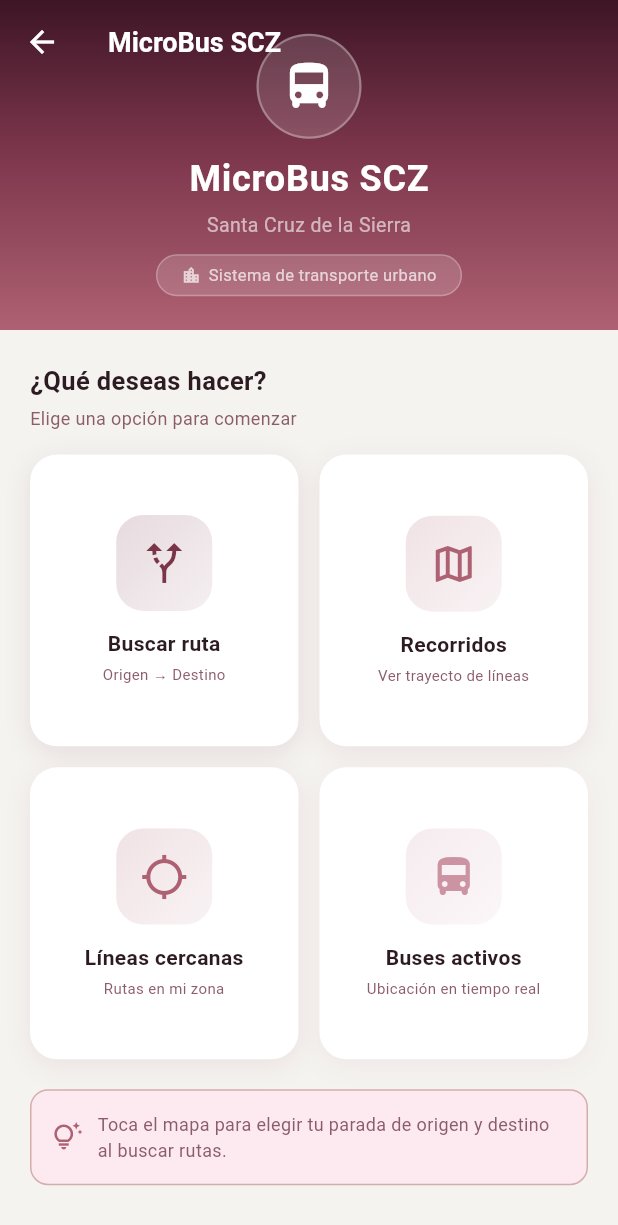
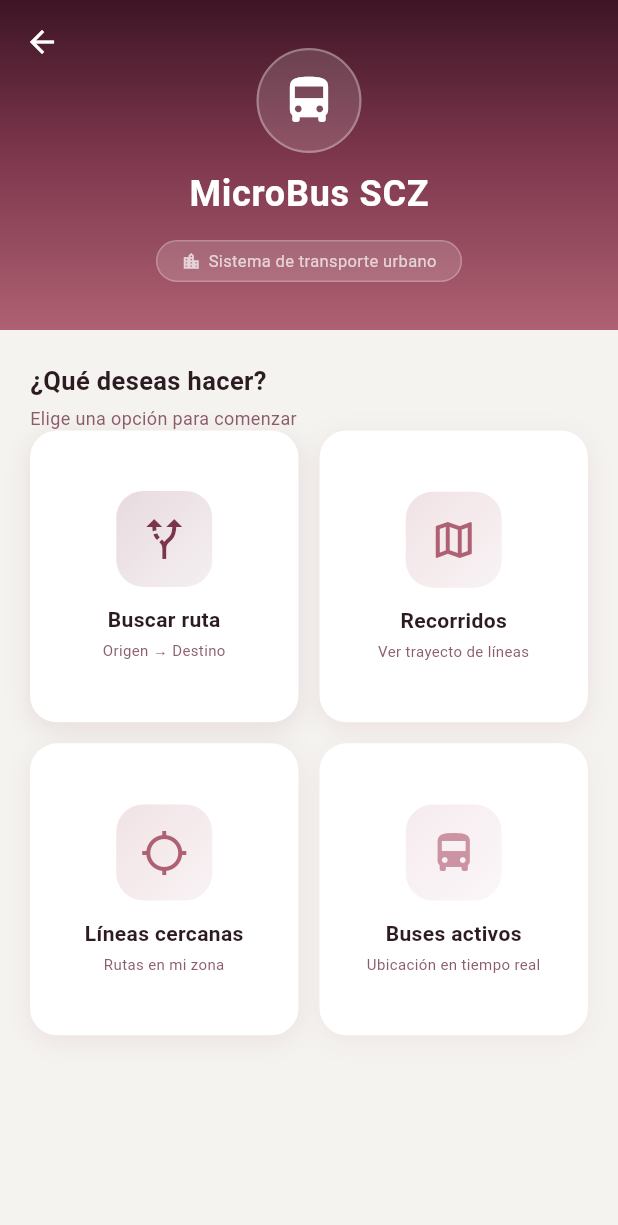
Before and after one commit to nataly-33/bus_mobile, a Flutter app: the UsuarioHomeScreen screen opened directly, on a phone screen of 412 x 824 dp. Shown: the top 1225 px of the screen. Run offline on Flutter 3.47's test engine with Material 3 defaults, Android fonts, the phone set to English and light mode, and no system bars; our stand-ins replace flutter_dotenv, flutter_map, geolocator, image_picker, latlong2, shared_preferences; accounts and stored records are empty; network calls fail.

```diff
--- a/lib/app/usuario/lineas_cercanas_screen.dart
+++ b/lib/app/usuario/lineas_cercanas_screen.dart
@@ -169,11 +169,11 @@ class _LineasCercanasScreenState extends State<LineasCercanasScreen> {
         ? _hexColor(_lineaVisualizando!.colorHex)
         : AppTheme.primary;
 
-    final showPin = !_loading && _lineaVisualizando == null;
     final showResults = _buscado &&
         _lineasCercanas.isNotEmpty &&
         !_loading &&
         _lineaVisualizando == null;
+    final showPin = !_loading && _lineaVisualizando == null && !showResults;
     final showEmpty = _buscado &&
         _lineasCercanas.isEmpty &&
         !_loading &&
@@ -443,8 +443,7 @@ class _LineasCercanasScreenState extends State<LineasCercanasScreen> {
                                 const EdgeInsets.fromLTRB(16, 6, 16, 2),
                             child: Row(
                               children: [
-                                Icon(Icons.directions_bus,
-                                    size: 14, color: AppTheme.primary),
+                                Icon(Icons.directions_bus, size: 14, color: AppTheme.primary),
                                 const SizedBox(width: 6),
                                 Text(
                                   '${_lineasCercanas.length} línea(s) a ${_radioMetros.toInt()} m',
@@ -471,8 +470,7 @@ class _LineasCercanasScreenState extends State<LineasCercanasScreen> {
                                     backgroundColor:
                                         lColor.withOpacity(0.15),
                                     radius: 18,
-                                    child: Icon(Icons.directions_bus,
-                                        color: lColor, size: 18),
+                                    child: Icon(Icons.directions_bus, size: 18, color: lColor),
                                   ),
                                   title: Text(l.nombre,
                                       style: const TextStyle(
--- a/lib/app/usuario/usuario_home_screen.dart
+++ b/lib/app/usuario/usuario_home_screen.dart
@@ -22,7 +22,7 @@ class UsuarioHomeScreen extends StatelessWidget {
               icon: const Icon(Icons.arrow_back, color: Colors.white),
               onPressed: () => Navigator.pop(context),
             ),
-            title: const Text('MicroBus SCZ',
+            title: const Text('',
                 style: TextStyle(color: Colors.white, fontWeight: FontWeight.bold)),
             flexibleSpace: FlexibleSpaceBar(
               background: Container(
@@ -41,11 +41,7 @@ class UsuarioHomeScreen extends StatelessWidget {
                           border: Border.all(
                               color: Colors.white.withOpacity(0.3), width: 1.5),
                         ),
-                        child: const Icon(
-                          Icons.directions_bus_rounded,
-                          size: 38,
-                          color: Colors.white,
-                        ),
+                        child: const Icon(Icons.directions_bus, size: 38, color: Colors.white),
                       ),
                       const SizedBox(height: 10),
                       const Text(
@@ -58,10 +54,6 @@ class UsuarioHomeScreen extends StatelessWidget {
                         ),
                       ),
                       const SizedBox(height: 4),
-                      const Text(
-                        'Santa Cruz de la Sierra',
-                        style: TextStyle(color: Colors.white60, fontSize: 13),
-                      ),
                       const SizedBox(height: 10),
                       Container(
                         padding: const EdgeInsets.symmetric(
@@ -94,7 +86,7 @@ class UsuarioHomeScreen extends StatelessWidget {
           ),
 
           SliverPadding(
-            padding: const EdgeInsets.fromLTRB(20, 22, 20, 32),
+            padding: const EdgeInsets.fromLTRB(20, 22, 20, 10),
             sliver: SliverList(
               delegate: SliverChildListDelegate([
                 const Text(
@@ -113,8 +105,6 @@ class UsuarioHomeScreen extends StatelessWidget {
                     color: AppTheme.textSecondary,
                   ),
                 ),
-                const SizedBox(height: 16),
-
                 // Grid 2x2
                 GridView.count(
                   crossAxisCount: 2,
@@ -125,7 +115,7 @@ class UsuarioHomeScreen extends StatelessWidget {
                   childAspectRatio: 0.92,
                   children: [
                     _GridCard(
-                      icon: Icons.alt_route,
+                      icon: Icon(Icons.alt_route, color: AppTheme.primary, size: 32),
                       title: 'Buscar ruta',
                       subtitle: 'Origen → Destino',
                       color: AppTheme.primary,
@@ -134,7 +124,7 @@ class UsuarioHomeScreen extends StatelessWidget {
                               builder: (_) => const BuscarRutaScreen())),
                     ),
                     _GridCard(
-                      icon: Icons.map_outlined,
+                      icon: Icon(Icons.map_outlined, color: AppTheme.secondary, size: 32),
                       title: 'Recorridos',
                       subtitle: 'Ver trayecto de líneas',
                       color: AppTheme.secondary,
@@ -143,7 +133,7 @@ class UsuarioHomeScreen extends StatelessWidget {
                               builder: (_) => const RecorridoLineaScreen())),
                     ),
                     _GridCard(
-                      icon: Icons.location_searching,
+                      icon: Icon(Icons.location_searching, color: AppTheme.deepPuce, size: 32),
                       title: 'Líneas cercanas',
                       subtitle: 'Rutas en mi zona',
                       color: AppTheme.deepPuce,
@@ -152,7 +142,7 @@ class UsuarioHomeScreen extends StatelessWidget {
                               builder: (_) => const LineasCercanasScreen())),
                     ),
                     _GridCard(
-                      icon: Icons.directions_bus_rounded,
+                      icon: const Icon(Icons.directions_bus, size: 32, color: AppTheme.parrotPink),
                       title: 'Buses activos',
                       subtitle: 'Ubicación en tiempo real',
                       color: AppTheme.parrotPink,
@@ -166,30 +156,6 @@ class UsuarioHomeScreen extends StatelessWidget {
 
                 const SizedBox(height: 20),
 
-                // Tip inferior
-                Container(
-                  padding: const EdgeInsets.all(14),
-                  decoration: BoxDecoration(
-                    color: AppTheme.lavenderBlush,
-                    borderRadius: BorderRadius.circular(12),
-                    border: Border.all(color: AppTheme.paleChestnut),
-                  ),
-                  child: const Row(
-                    children: [
-                      Icon(Icons.tips_and_updates_outlined,
-                          size: 20, color: AppTheme.secondary),
-                      SizedBox(width: 10),
-                      Expanded(
-                        child: Text(
-                          'Toca el mapa para elegir tu parada de origen '
-                          'y destino al buscar rutas.',
-                          style: TextStyle(
-                              fontSize: 12, color: AppTheme.textSecondary),
-                        ),
-                      ),
-                    ],
-                  ),
-                ),
               ]),
             ),
           ),
@@ -200,7 +166,7 @@ class UsuarioHomeScreen extends StatelessWidget {
 }
 
 class _GridCard extends StatefulWidget {
-  final IconData icon;
+  final Widget icon;
   final String title;
   final String subtitle;
   final Color color;
@@ -269,7 +235,7 @@ class _GridCardState extends State<_GridCard> {
                   ),
                   borderRadius: BorderRadius.circular(18),
                 ),
-                child: Icon(widget.icon, color: widget.color, size: 32),
+                child: widget.icon,
               ),
               const SizedBox(height: 12),
               Text(
```
